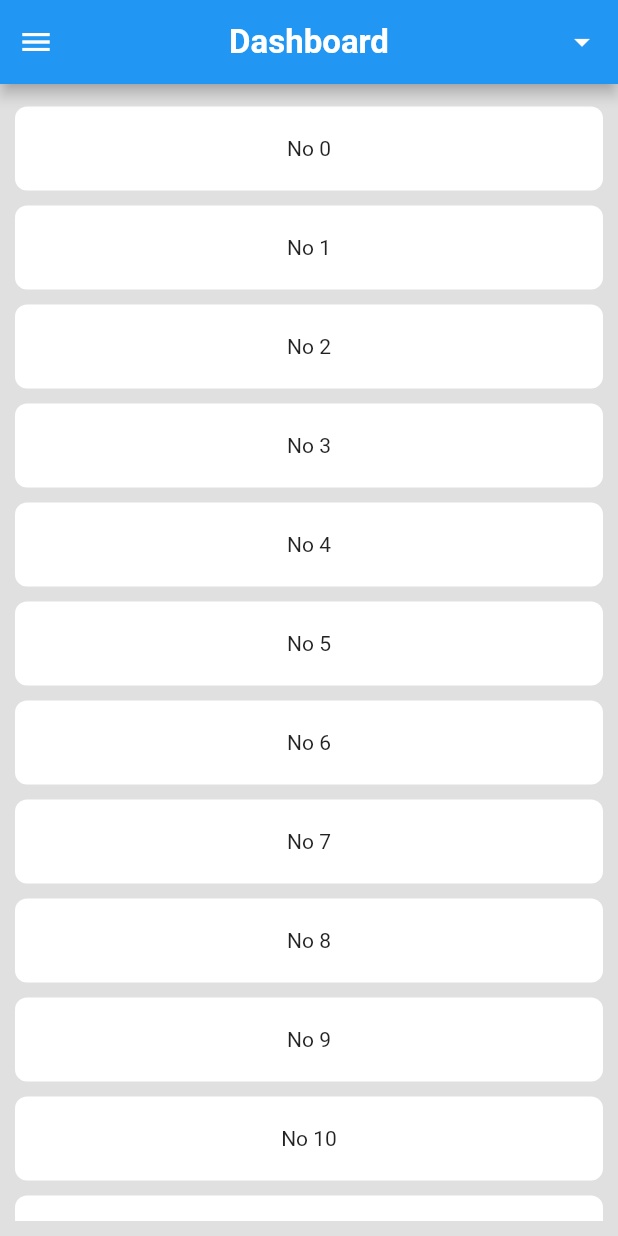
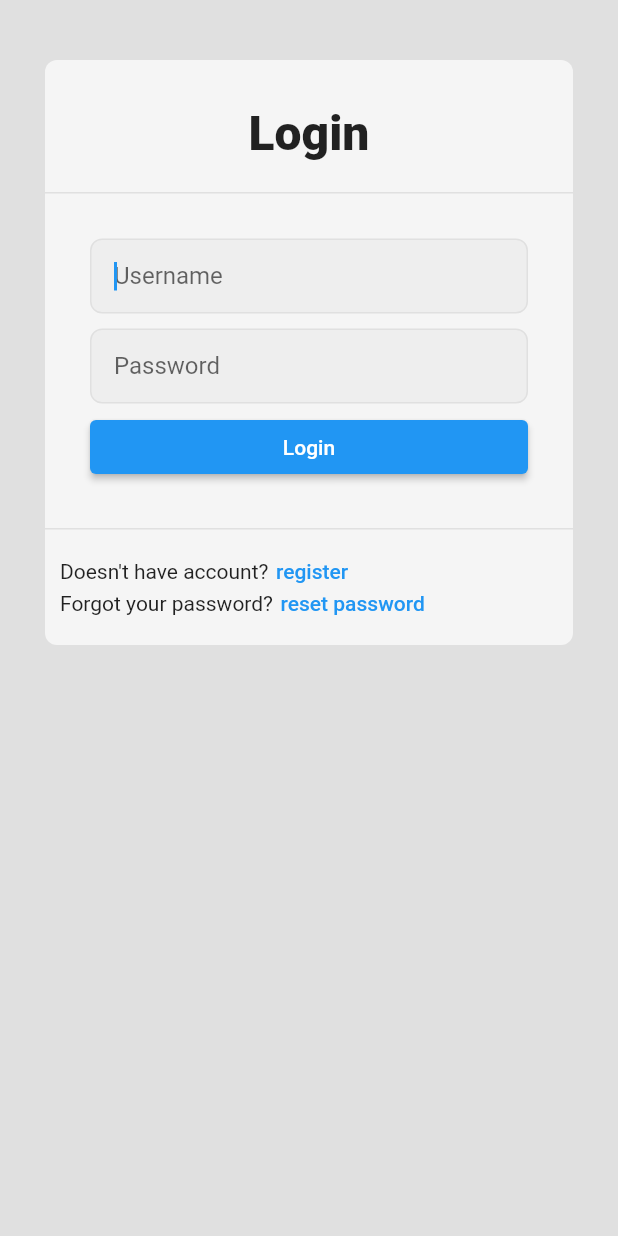
Before and after one commit to Geriano/flutter-template, a Flutter app: the screen it shows after launch, on a phone screen of 412 x 824 dp. Run offline on Flutter 3.47's test engine with Material 2 defaults, Android fonts, the phone set to English and light mode, and no system bars; accounts and stored records are empty.

Commit message:
create login page

```diff
--- a/lib/main.dart
+++ b/lib/main.dart
@@ -1,5 +1,6 @@
 import 'package:flutter/material.dart';
 import 'package:provider/provider.dart';
+import 'package:template/pages/auth/login.dart';
 import 'package:template/pages/dashboard/index.dart';
 import 'package:template/providers/auth.dart';
 import 'package:template/providers/dashboard.dart';
@@ -28,7 +29,11 @@ class MyApp extends StatelessWidget {
         ),
         initialRoute: '/',
         routes: {
-          '/':(context) => const Dashboard(),
+          '/':(context) {
+            var auth = context.watch<AuthProvider>();
+
+            return auth.authenticated ? const Dashboard() : const Login();
+          },
         },
       ),
     );
--- /dev/null
+++ b/lib/pages/auth/card.dart
@@ -0,0 +1,63 @@
+import 'package:flutter/material.dart';
+
+class AuthCard extends StatefulWidget {
+  AuthCard({super.key, this.header, required this.body, this.footer});
+
+  Widget? header;
+  final Widget body;
+  Widget? footer;
+
+  @override
+  AuthCardState createState() => AuthCardState();
+}
+
+class AuthCardState extends State<AuthCard> {
+  @override
+  Widget build(BuildContext context) {
+    return Container(
+      decoration: BoxDecoration(
+        borderRadius: const BorderRadius.all(
+          Radius.circular(8),
+        ),
+        color: Colors.grey.shade100,
+      ),
+      child: Column(
+        children: [
+          if (widget.header != null) Container(
+            padding: const EdgeInsets.only(
+              top: 30,
+              right: 10,
+              left: 10,
+              bottom: 20,
+            ),
+            child: widget.header,
+          ),
+
+          Container(
+            padding: const EdgeInsets.symmetric(
+              horizontal: 30,
+              vertical: 30,
+            ),
+            width: MediaQuery.of(context).size.width,
+            decoration: BoxDecoration(
+              border: Border(
+                top: BorderSide(color: Colors.grey.shade300, width: widget.header != null ? 1 : 0),
+                bottom: BorderSide(color: Colors.grey.shade300, width: widget.footer != null ? 1 : 0),
+              ),
+              color: Colors.grey.shade100,
+            ),
+            child: widget.body,
+          ),
+
+          if (widget.footer != null) Container(
+            padding: const EdgeInsets.symmetric(
+              horizontal: 10,
+              vertical: 20,
+            ),
+            child: widget.footer,
+          ),
+        ],
+      ),
+    );
+  }
+}
--- /dev/null
+++ b/lib/pages/auth/input.dart
@@ -0,0 +1,44 @@
+import 'package:flutter/material.dart';
+
+class AuthInput extends StatefulWidget {
+  AuthInput({super.key, required this.controller, required this.label, this.obscureText, this.autofocus});
+
+  final TextEditingController controller;
+  final String label;
+  final bool? obscureText;
+  final bool? autofocus;
+
+  @override
+  AuthInputState createState() => AuthInputState();
+}
+
+class AuthInputState extends State<AuthInput> {
+  @override
+  Widget build(BuildContext context) {
+    return Container(
+      decoration: BoxDecoration(
+        border: Border.all(
+          color: Colors.grey.shade300,
+        ),
+        borderRadius: const BorderRadius.all(
+          Radius.circular(8),
+        ),
+        color: Colors.grey.shade200,
+      ),
+      child: TextFormField(
+        autocorrect: false,
+        controller: widget.controller,
+        obscureText: widget.obscureText != null && widget.obscureText == true,
+        decoration: InputDecoration(
+          contentPadding: const EdgeInsets.symmetric(
+            horizontal: 15,
+            vertical: 2,
+          ),
+          hintText: widget.label,
+          border: InputBorder.none,
+        ),
+        autofocus: widget.autofocus != null && widget.autofocus == true,
+      ),
+    );
+  }
+}
--- /dev/null
+++ b/lib/pages/auth/layout.dart
@@ -0,0 +1,29 @@
+import 'package:flutter/material.dart';
+
+class AuthLayout extends StatefulWidget {
+  const AuthLayout({super.key, required this.child});
+
+  final Widget child;
+
+  AuthLayoutState createState() => AuthLayoutState();
+}
+
+class AuthLayoutState extends State<AuthLayout> {
+  @override
+  Widget build(BuildContext context) {
+    return Scaffold(
+      backgroundColor: Colors.grey[300],
+      body: SafeArea(
+        child: SingleChildScrollView(
+          child: Container(
+            padding: const EdgeInsets.symmetric(
+              horizontal: 10,
+              vertical: 20,
+            ),
+            child: widget.child,
+          ),
+        ),
+      ),
+    );
+  }
+}
--- /dev/null
+++ b/lib/pages/auth/login.dart
@@ -0,0 +1,91 @@
+import 'package:flutter/material.dart';
+import 'package:provider/provider.dart';
+import 'package:template/pages/auth/card.dart';
+import 'package:template/pages/auth/input.dart';
+import 'package:template/pages/auth/layout.dart';
+import 'package:template/providers/auth.dart';
+
+class Login extends StatefulWidget {
+  const Login({super.key});
+
+  @override
+  LoginState createState() => LoginState();
+}
+
+class LoginState extends State<Login> {
+  TextEditingController username = TextEditingController();
+  TextEditingController password = TextEditingController();
+  late AuthProvider auth;
+
+  void login() {
+    print(auth);
+  }
+
+  @override
+  Widget build(BuildContext context) {
+    auth = context.watch<AuthProvider>();
+    var width = MediaQuery.of(context).size.width;
+
+    return AuthLayout(
+      child: Container(
+        padding: const EdgeInsets.all(20),
+        child: AuthCard(
+          header: const Text('Login', style: TextStyle(
+            fontSize: 32,
+            fontWeight: FontWeight.w800,
+          )),
+          body: Column(
+            children: [
+              AuthInput(controller: username, label: 'Username', autofocus: true),
+              const SizedBox(height: 10),
+              AuthInput(controller: password, label: 'Password', obscureText: true),
+              const SizedBox(height: 5),
+              ElevatedButton(
+                style: ElevatedButton.styleFrom(
+                  fixedSize: Size(width, 10),
+                ),
+                onPressed: login,
+                child: const Text('Login')
+              ),
+            ],
+          ),
+          footer: Column(
+            children: [
+              Row(
+                children: [
+                  const Text("Doesn't have account?"),
+                  const SizedBox(width: 5),
+                  TextButton(
+                    style: TextButton.styleFrom(
+                      padding: EdgeInsets.zero,
+                      minimumSize: Size.zero,
+                      tapTargetSize: MaterialTapTargetSize.shrinkWrap,
+                    ),
+                    onPressed: () {},
+                    child: const Text('register'),
+                  ),
+                ],
+              ),
+              const SizedBox(height: 5),
+              Row(
+                children: [
+                  const Text("Forgot your password?"),
+                  const SizedBox(width: 5),
+                  TextButton(
+                    style: TextButton.styleFrom(
+                      padding: EdgeInsets.zero,
+                      minimumSize: Size.zero,
+                      tapTargetSize: MaterialTapTargetSize.shrinkWrap,
+                    ),
+                    onPressed: () {},
+                    child: const Text('reset password'),
+                  ),
+                ],
+              ),
+            ],
+          ),
+        ),
+      ),
+    );
+  }
+}
```
